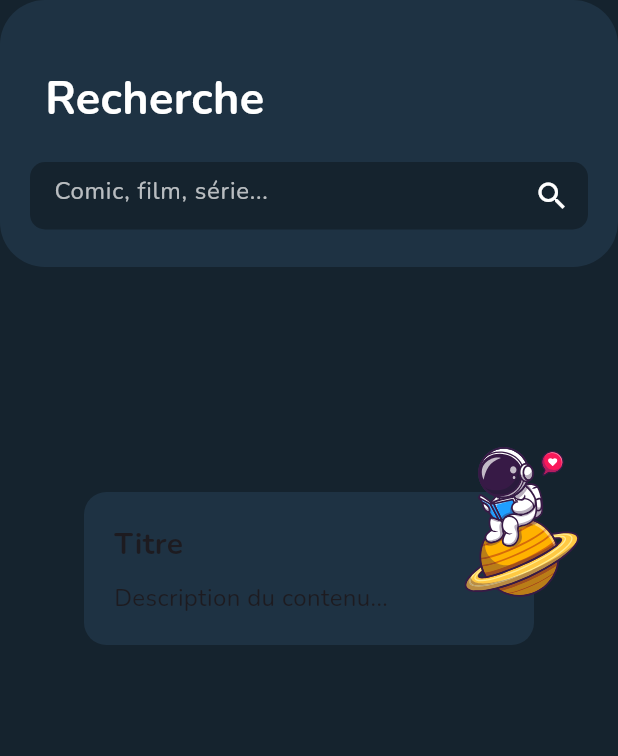
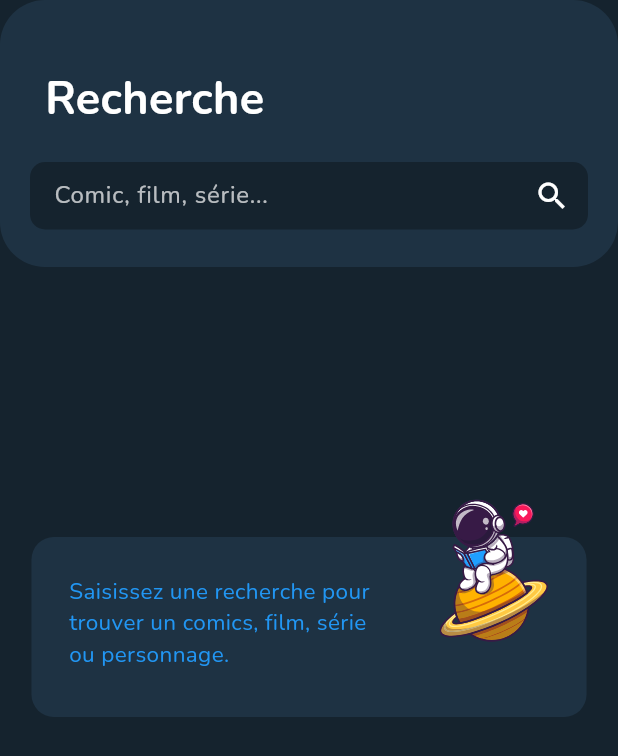
Before and after one commit to ange980/Spoortyyy, a Flutter app: the SearchPage screen opened by its route, on a phone screen of 412 x 824 dp. Shown: the top 756 px of the screen. Run offline on Flutter 3.47's test engine with Material 3 defaults, Android fonts, the light colour scheme and no system bars; our stand-ins replace dio, flutter_svg, go_router, retrofit; generated files the repository leaves out were written again; network calls fail.

Commit message:
Petit changement accueil main et search

```diff
--- a/lib/main.dart
+++ b/lib/main.dart
@@ -33,7 +33,7 @@ final GoRouter _router = GoRouter(
   routes: [
     GoRoute(
       path: '/',
-      builder: (BuildContext context, GoRouterState state) => MoviesPage(),
+      builder: (BuildContext context, GoRouterState state) => HomePage(),
     ),
     GoRoute(
       path: '/comics',
--- a/lib/search.dart
+++ b/lib/search.dart
@@ -1,6 +1,7 @@
 import 'package:flutter/material.dart';
 import 'package:flutter_svg/svg.dart';
 import 'package:untitled/main.dart';
+import 'package:flutter/painting.dart';
 
 ///PAGE RECHERCHE
 class SearchPage extends StatelessWidget {
@@ -13,13 +14,13 @@ class SearchPage extends StatelessWidget {
       body: Column(
         children: [
           SearchBarContainer(),
-          SizedBox(height: 150),
-          Column(
-            children: [
-              // Espacement pour des raisons de visibilité
+          SizedBox(height: 80),
+
+              SizedBox(height: 100), // Espacement pour des raisons de visibilité
               Container(
-                width: 300,
-                padding: EdgeInsets.all(20),
+                width: 370,
+                height: 120,
+                padding: EdgeInsets.all(25),
                 decoration: BoxDecoration(
                   color: AppColors.cardBackground,
                   borderRadius: BorderRadius.circular(15),
@@ -29,35 +30,24 @@ class SearchPage extends StatelessWidget {
                   children: [
                     Positioned(
                       top: -50,
-                      right: -50, // Positionner l'image à l'extérieur du conteneur
+                      right: 0.5, // Positionner l'image à l'extérieur du conteneur
                       child: SvgPicture.asset(
                         'assets/svg/astronaut.svg',
-                        height: 100,
+                        height: 95,
                       ),
                     ),
-                    Column(
-                      crossAxisAlignment: CrossAxisAlignment.start,
-                      children: [
                         Text(
-                          "Titre",
-                          style: TextStyle(
-                            fontSize: 20,
-                            fontWeight: FontWeight.bold,
-                          ),
+
+                          "Saisissez une recherche pour \ntrouver un comics, film, série\nou personnage.",
+                          style: TextStyle(fontSize: 15,
+                          color: Colors.blue,
+                          fontFamily: 'Nunito'),
                         ),
-                        SizedBox(height: 10),
-                        Text(
-                          "Description du contenu...",
-                          style: TextStyle(fontSize: 16),
-                        ),
-                      ],
-                    ),
                   ],
                 ),
               ),
             ],
-          ),
-        ],
+
       ),
     );
   }
@@ -114,6 +104,7 @@ class _SearchBarState extends State<SearchBar> {
     return Container(
       height: 45,
       child: TextField(
+        textAlignVertical: TextAlignVertical.bottom ,
       controller: _controller,
       style: TextStyle(color: Colors.white), // Couleur du texte de recherche
       decoration: InputDecoration(
```
Also changed, not shown: lib/accueil.dart (+91 -44 lines).
